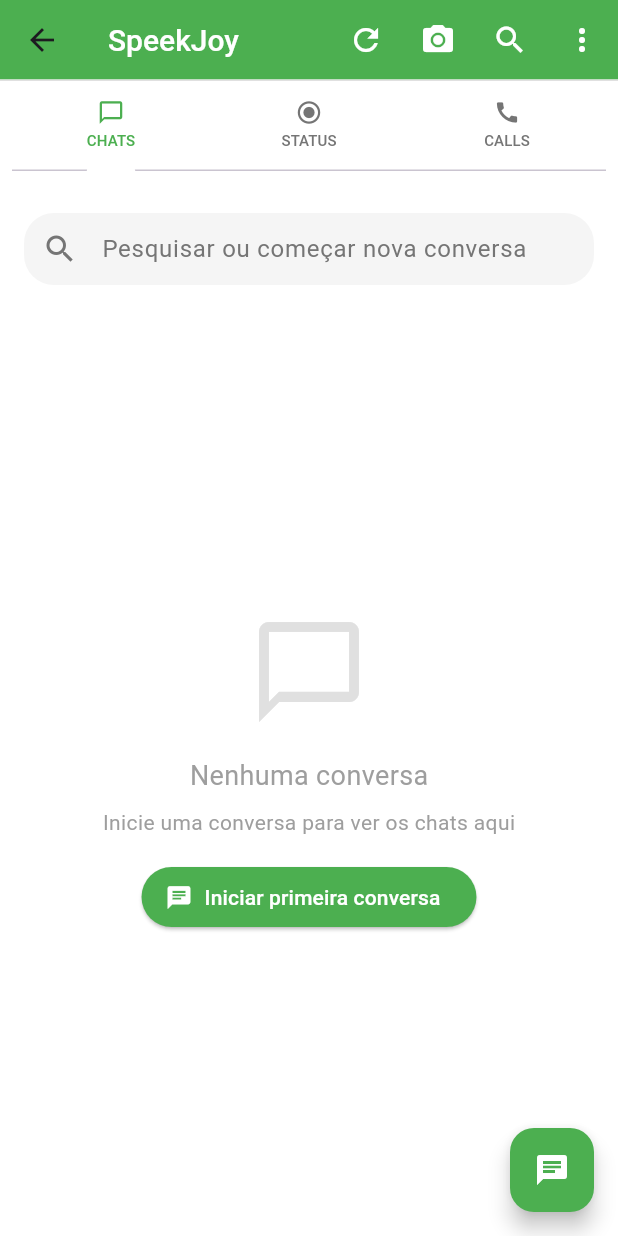
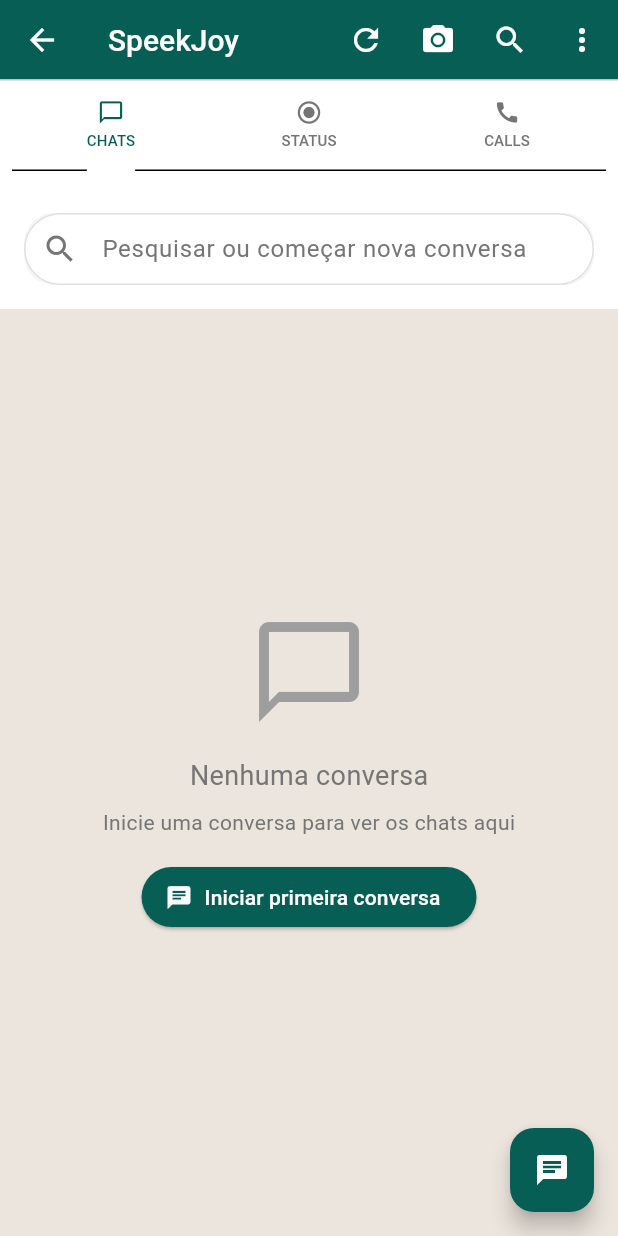
Before and after one commit to wagnerlthe7-beep/aplicativo-chat-Erl, a Flutter app: the ChatListPage screen opened by its route, on a phone screen of 412 x 824 dp. Run offline on Flutter 3.47's test engine with Material 3 defaults, Android fonts, the phone set to English and light mode, and no system bars; our stand-ins replace firebase_auth, firebase_core, flutter_contacts, flutter_local_notifications, flutter_secure_storage, image_picker and 3 more; missing offline and left inert: flutter_foreground_task; accounts and stored records are empty; network calls fail.

```diff
--- /dev/null
+++ b/client_flutter/lib/app_theme.dart
@@ -0,0 +1,125 @@
+import 'package:flutter/material.dart';
+
+/// Tema do aplicativo baseado no design da imagem fornecida
+/// Cores principais: Verde WhatsApp-like com tons suaves
+class AppTheme {
+  // Cores principais
+  static const Color primaryGreen = Color(0xFF075E54); // Verde escuro principal
+  static const Color lightGreen = Color(0xFF128C7E); // Verde médio
+  static const Color accentGreen = Color(0xFF25D366); // Verde claro/accent
+  static const Color tealGreen = Color(
+    0xFF34B7F1,
+  ); // Azul-esverdeado para status
+
+  // Cores de fundo
+  static const Color backgroundColor = Color(
+    0xFFECE5DD,
+  ); // Bege claro (fundo do chat)
+  static const Color surfaceColor = Color(
+    0xFFFFFFFF,
+  ); // Branco para cards/superfícies
+  static const Color appBarColor = primaryGreen; // Cor do AppBar
+
+  // Cores de texto
+  static const Color textPrimary = Color(0xFF000000);
+  static const Color textSecondary = Color(0xFF757575);
+  static const Color textLight = Color(0xFF9E9E9E);
+  static const Color textOnGreen = Color(0xFFFFFFFF); // Texto sobre verde
+
+  // Cores de mensagens
+  static const Color messageSent =
+      accentGreen; // Mensagens enviadas (verde claro)
+  static const Color messageReceived = Color(
+    0xFFFFFFFF,
+  ); // Mensagens recebidas (branco)
+  static const Color messageReceivedText = Color(
+    0xFF000000,
+  ); // Texto mensagens recebidas
+  static const Color messageSentText = Color(
+    0xFFFFFFFF,
+  ); // Texto mensagens enviadas
+
+  // Cores de status
+  static const Color statusRead = tealGreen; // Duplo check azul (lido)
+  static const Color statusDelivered = Color(
+    0xFF9E9E9E,
+  ); // Duplo check cinza (entregue)
+  static const Color statusSent = Color(0xFF9E9E9E); // Check simples (enviado)
+
+  // Cores de elementos UI
+  static const Color dividerColor = Color(0xFFE0E0E0);
+  static const Color inputBackground = Color(0xFFFFFFFF);
+  static const Color inputBorder = Color(0xFFE0E0E0);
+  static const Color searchBackground = Color(0xFFF5F5F5);
+  static const Color unreadBadge = accentGreen; // Badge de não lidas
+
+  // Cores de ações
+  static const Color actionReply = accentGreen;
+  static const Color actionEdit = Color(0xFF2196F3); // Azul para editar
+  static const Color actionDelete = Color(0xFFF44336); // Vermelho para deletar
+  static const Color actionCopy = Color(0xFF757575); // Cinza para copiar
+
+  // Cores de preview de reply
+  static const Color replyPreviewBackground = Color(0xFFF5F5F5);
+  static const Color replyPreviewBorder = accentGreen;
+  static const Color replyPreviewText = Color(0xFF757575);
+
+  // Cores de avatar
+  static const Color avatarBackground = Color(0xFFE0E0E0);
+  static const Color avatarIcon = primaryGreen;
+
+  // Cores de presença
+  static const Color presenceOnline = Color(0xFF4CAF50); // Verde para online
+  static const Color presenceOffline = Color(0xFF9E9E9E); // Cinza para offline
+
+  // Métodos auxiliares para opacidade
+  static Color withOpacity(Color color, double opacity) {
+    return color.withOpacity(opacity);
+  }
+
+  // Tema completo do Material Design
+  static ThemeData get lightTheme {
+    return ThemeData(
+      primaryColor: primaryGreen,
+      scaffoldBackgroundColor: backgroundColor,
+      appBarTheme: const AppBarTheme(
+        backgroundColor: appBarColor,
+        elevation: 0,
+        iconTheme: IconThemeData(color: textOnGreen),
+        titleTextStyle: TextStyle(
+          color: textOnGreen,
+          fontSize: 20,
+          fontWeight: FontWeight.w500,
+        ),
+      ),
+      colorScheme: ColorScheme.light(
+        primary: primaryGreen,
+        secondary: accentGreen,
+        surface: surfaceColor,
+        background: backgroundColor,
+        onPrimary: textOnGreen,
+        onSecondary: textOnGreen,
+        onSurface: textPrimary,
+        onBackground: textPrimary,
+      ),
+      cardTheme: CardThemeData(color: surfaceColor, elevation: 0),
+      dividerTheme: const DividerThemeData(color: dividerColor, thickness: 0.5),
+      inputDecorationTheme: InputDecorationTheme(
+        filled: true,
+        fillColor: inputBackground,
+        border: OutlineInputBorder(
+          borderRadius: BorderRadius.circular(25),
+          borderSide: const BorderSide(color: inputBorder),
+        ),
+        enabledBorder: OutlineInputBorder(
+          borderRadius: BorderRadius.circular(25),
+          borderSide: const BorderSide(color: inputBorder),
+        ),
+        focusedBorder: OutlineInputBorder(
+          borderRadius: BorderRadius.circular(25),
+          borderSide: const BorderSide(color: searchBackground, width: 2),
+        ),
+      ),
+    );
+  }
+}
--- a/client_flutter/lib/chat_list_page.dart
+++ b/client_flutter/lib/chat_list_page.dart
@@ -6,6 +6,7 @@
 import 'chat_service.dart';
 import 'chat_model.dart';
 import 'notification_service.dart';
+import 'app_theme.dart';
 import 'dart:async';
 import 'contacts_helper.dart';
 
@@ -285,7 +286,7 @@
                 children: [
                   Row(
                     children: [
-                      Icon(Icons.contacts, color: Colors.green, size: 20),
+                      Icon(Icons.contacts, color: AppTheme.appBarColor, size: 20),
                       SizedBox(width: 6),
                       if (!_isSearching)
                         Text(
@@ -312,7 +313,7 @@
                                 decoration: InputDecoration(
                                   hintText: 'Pesquisar...',
                                   hintStyle: TextStyle(
-                                    color: Colors.grey[600],
+                                    color: AppTheme.textSecondary,
                                     fontSize: 14,
                                   ),
                                   border: InputBorder.none,
@@ -325,7 +326,7 @@
                           IconButton(
                             icon: Icon(
                               Icons.close,
-                              color: Colors.green,
+                              color: AppTheme.appBarColor,
                               size: 20,
                             ),
                             padding: EdgeInsets.all(4),
@@ -340,7 +341,7 @@
                     )
                   else
                     IconButton(
-                      icon: Icon(Icons.search, color: Colors.green, size: 20),
+                      icon: Icon(Icons.search, color: AppTheme.appBarColor, size: 20),
                       padding: EdgeInsets.all(4),
                       constraints: BoxConstraints(minWidth: 36, minHeight: 36),
                       onPressed: _toggleSearch,
@@ -358,7 +359,7 @@
                     children: [
                       Text(
                         '${filteredContacts.length} contactos encontrados',
-                        style: TextStyle(color: Colors.grey[600], fontSize: 12),
+                        style: TextStyle(color: AppTheme.textSecondary, fontSize: 12),
                       ),
                     ],
                   ),
@@ -376,7 +377,7 @@
                                       ? Icons.search_off
                                       : Icons.contacts_outlined,
                                   size: 60,
-                                  color: Colors.grey,
+                                  color: AppTheme.textLight,
                                 ),
                                 SizedBox(height: 16),
                                 Text(
@@ -384,7 +385,7 @@
                                           searchController.text.isNotEmpty
                                       ? 'Nenhum resultado para "${searchController.text}"'
                                       : 'Nenhum contacto encontrado',
-                                  style: TextStyle(color: Colors.grey),
+                                  style: TextStyle(color: AppTheme.textSecondary),
                                   textAlign: TextAlign.center,
                                 ),
                               ],
@@ -424,7 +425,7 @@
 
     return Container(
       decoration: BoxDecoration(
-        border: Border(bottom: BorderSide(color: Colors.grey[200]!)),
+        border: Border(bottom: BorderSide(color: AppTheme.dividerColor)),
       ),
       child: ListTile(
         leading: contact.photo != null
@@ -434,8 +435,8 @@
               )
             : CircleAvatar(
                 radius: 22,
-                backgroundColor: Colors.green[100],
-                child: Icon(Icons.person, color: Colors.green, size: 24),
+                backgroundColor: AppTheme.avatarBackground,
+                child: Icon(Icons.person, color: AppTheme.avatarIcon, size: 24),
               ),
         title: Text(
           displayName,
@@ -443,9 +444,9 @@
         ),
         subtitle: Text(
           phones,
-          style: TextStyle(color: Colors.grey[600], fontSize: 14),
+          style: TextStyle(color: AppTheme.textSecondary, fontSize: 14),
         ),
-        trailing: Icon(Icons.chat, color: Colors.green),
+        trailing: Icon(Icons.chat, color: AppTheme.appBarColor),
         onTap: () {
           Navigator.pop(context);
           _startNewChat(contact);
@@ -522,7 +523,7 @@
               openAppSettings();
             },
             child: Text('Configurações'),
-            style: ElevatedButton.styleFrom(backgroundColor: Colors.green),
+            style: ElevatedButton.styleFrom(backgroundColor: AppTheme.appBarColor),
           ),
         ],
       ),
@@ -551,7 +552,7 @@
         ScaffoldMessenger.of(context).showSnackBar(
           SnackBar(
             content: Text('✅ Outras sessões foram revogadas com sucesso!'),
-            backgroundColor: Colors.green,
+            backgroundColor: AppTheme.appBarColor,
           ),
         );
       } else {
@@ -574,14 +575,14 @@
   @override
   Widget build(BuildContext context) {
     return Scaffold(
-      backgroundColor: Colors.white,
+      backgroundColor: AppTheme.backgroundColor,
       appBar: AppBar(
-        backgroundColor: Colors.green,
+        backgroundColor: AppTheme.appBarColor,
         elevation: 0,
         title: Text(
           'SpeekJoy',
           style: TextStyle(
-            color: Colors.white,
+            color: AppTheme.textOnGreen,
             fontSize: 20,
             fontWeight: FontWeight.w500,
           ),
@@ -595,22 +596,22 @@
                     height: 20,
                     child: CircularProgressIndicator(
                       strokeWidth: 2,
-                      valueColor: AlwaysStoppedAnimation<Color>(Colors.white),
+                      valueColor: AlwaysStoppedAnimation<Color>(AppTheme.textOnGreen),
                     ),
                   )
-                : Icon(Icons.refresh, color: Colors.white),
+                : Icon(Icons.refresh, color: AppTheme.textOnGreen),
             onPressed: _isLoading ? null : _reloadChats,
           ),
           IconButton(
-            icon: Icon(Icons.camera_alt, color: Colors.white),
+            icon: Icon(Icons.camera_alt, color: AppTheme.textOnGreen),
             onPressed: () {},
           ),
           IconButton(
-            icon: Icon(Icons.search, color: Colors.white),
+            icon: Icon(Icons.search, color: AppTheme.textOnGreen),
             onPressed: () {},
           ),
           PopupMenuButton<String>(
-            icon: Icon(Icons.more_vert, color: Colors.white),
+            icon: Icon(Icons.more_vert, color: AppTheme.textOnGreen),
             onSelected: (value) {
               if (value == 'logout')
                 _logout();
@@ -622,7 +623,7 @@
                 value: 'revoke_others',
                 child: Row(
                   children: [
-                    Icon(Icons.security, color: Colors.orange),
+                    Icon(Icons.security, color: AppTheme.actionDelete),
                     SizedBox(width: 8),
                     Text('Sair de outros dispositivos'),
                   ],
@@ -644,17 +645,17 @@
         bottom: PreferredSize(
           preferredSize: Size.fromHeight(70),
           child: Container(
-            color: Colors.white,
+            color: AppTheme.surfaceColor,
             child: Column(
               children: [
-                Container(height: 1, color: Colors.grey[300]),
+                Container(height: 1, color: AppTheme.dividerColor),
                 Container(
                   padding: EdgeInsets.symmetric(horizontal: 8, vertical: 12),
                   child: TabBar(
                     controller: _tabController,
-                    indicatorColor: Colors.green,
-                    labelColor: Colors.green,
-                    unselectedLabelColor: Colors.grey[600],
+                    indicatorColor: AppTheme.appBarColor,
+                    labelColor: AppTheme.appBarColor,
+                    unselectedLabelColor: AppTheme.textSecondary,
                     tabs: [
                       Tab(
                         child: Column(
@@ -694,11 +695,11 @@
       body: Column(
         children: [
           Container(
-            color: Colors.white,
+            color: AppTheme.surfaceColor,
             padding: EdgeInsets.all(16),
             child: Container(
               decoration: BoxDecoration(
-                color: Colors.grey[100],
+                color: AppTheme.searchBackground,
                 borderRadius: BorderRadius.circular(20),
               ),
               child: TextField(
@@ -706,8 +707,8 @@
                 onChanged: (value) => setState(() => _searchQuery = value),
                 decoration: InputDecoration(
                   hintText: 'Pesquisar ou começar nova conversa',
-                  hintStyle: TextStyle(color: Colors.grey[600]),
-                  prefixIcon: Icon(Icons.search, color: Colors.grey[600]),
+                  hintStyle: TextStyle(color: AppTheme.textSecondary),
+                  prefixIcon: Icon(Icons.search, color: AppTheme.textSecondary),
                   border: InputBorder.none,
                   contentPadding: EdgeInsets.symmetric(
                     horizontal: 16,
@@ -727,17 +728,17 @@
       ),
       floatingActionButton: FloatingActionButton(
         onPressed: _openContactsList,
-        backgroundColor: Colors.green,
+        backgroundColor: AppTheme.appBarColor,
         child: _isLoading
             ? SizedBox(
                 width: 20,
                 height: 20,
                 child: CircularProgressIndicator(
                   strokeWidth: 2,
-                  valueColor: AlwaysStoppedAnimation<Color>(Colors.white),
+                  valueColor: AlwaysStoppedAnimation<Color>(AppTheme.textOnGreen),
                 ),
               )
-            : Icon(Icons.chat, color: Colors.white),
+            : Icon(Icons.chat, color: AppTheme.textOnGreen),
       ),
     );
   }
@@ -762,7 +763,7 @@
     return Container(
       decoration: BoxDecoration(
         border: Border(
-          bottom: BorderSide(color: Colors.grey[200]!, width: 0.5),
+          bottom: BorderSide(color: AppTheme.dividerColor, width: 0.5),
         ),
       ),
       child: ListTile(
@@ -770,9 +771,9 @@
           radius: 25,
           backgroundImage: chat.photo != null ? MemoryImage(chat.photo!) : null,
           child: chat.photo == null
-              ? Icon(Icons.person, color: Colors.grey[600], size: 28)
+              ? Icon(Icons.person, color: AppTheme.textSecondary, size: 28)
               : null,
-          backgroundColor: chat.photo == null ? Colors.grey[300] : null,
+          backgroundColor: chat.photo == null ? AppTheme.avatarBackground : null,
         ),
         title: Text(
           chat.name,
@@ -781,14 +782,14 @@
         subtitle: Row(
           children: [
             if (chat.lastMessageIsReply)
-              Icon(Icons.reply, size: 12, color: Colors.green),
+              Icon(Icons.reply, size: 12, color: AppTheme.appBarColor),
             if (chat.lastMessageEdited)
-              Icon(Icons.edit, size: 12, color: Colors.blue),
+              Icon(Icons.edit, size: 12, color: AppTheme.actionEdit),
             SizedBox(width: 4),
             Expanded(
               child: Text(
                 chat.lastMessage,
-                style: TextStyle(color: Colors.grey[600], fontSize: 14),
+                style: TextStyle(color: AppTheme.textSecondary, fontSize: 14),
                 maxLines: 1,
                 overflow: TextOverflow.ellipsis,
               ),
@@ -801,20 +802,20 @@
           children: [
             Text(
               _formatTime(chat.lastMessageTime),
-              style: TextStyle(color: Colors.grey[500], fontSize: 12),
+              style: TextStyle(color: AppTheme.textLight, fontSize: 12),
             ),
             if (chat.unreadCount > 0)
               Container(
                 margin: EdgeInsets.only(top: 4),
                 padding: EdgeInsets.symmetric(horizontal: 6, vertical: 2),
                 decoration: BoxDecoration(
-                  color: Colors.green,
+                  color: AppTheme.appBarColor,
                   borderRadius: BorderRadius.circular(10),
                 ),
                 child: Text(
                   chat.unreadCount.toString(),
                   style: TextStyle(
-                    color: Colors.white,
+                    color: AppTheme.textOnGreen,
                     fontSize: 12,
                     fontWeight: FontWeight.bold,
                   ),
@@ -859,16 +860,16 @@
       child: Column(
         mainAxisAlignment: MainAxisAlignment.center,
         children: [
-          Icon(Icons.chat_bubble_outline, size: 80, color: Colors.grey[300]),
+          Icon(Icons.chat_bubble_outline, size: 80, color: AppTheme.textLight),
           SizedBox(height: 16),
           Text(
             'Nenhuma conversa',
-            style: TextStyle(color: Colors.grey, fontSize: 18),
+            style: TextStyle(color: AppTheme.textSecondary, fontSize: 18),
           ),
           SizedBox(height: 8),
           Text(
             'Inicie uma conversa para ver os chats aqui',
-            style: TextStyle(color: Colors.grey, fontSize: 14),
+            style: TextStyle(color: AppTheme.textSecondary, fontSize: 14),
           ),
           SizedBox(height: 16),
           ElevatedButton.icon(
@@ -876,8 +877,8 @@
             icon: Icon(Icons.chat),
             label: Text('Iniciar primeira conversa'),
             style: ElevatedButton.styleFrom(
-              backgroundColor: Colors.green,
-              foregroundColor: Colors.white,
+              backgroundColor: AppTheme.appBarColor,
+              foregroundColor: AppTheme.textOnGreen,
             ),
           ),
         ],
@@ -904,16 +905,16 @@
       child: Column(
         mainAxisAlignment: MainAxisAlignment.center,
         children: [
-          Icon(Icons.radio_button_checked, size: 80, color: Colors.grey[400]),
+          Icon(Icons.radio_button_checked, size: 80, color: AppTheme.textLight),
           SizedBox(height: 20),
           Text(
             'Status em breve',
-            style: TextStyle(fontSize: 18, color: Colors.grey[600]),
+            style: TextStyle(fontSize: 18, color: AppTheme.textSecondary),
           ),
           SizedBox(height: 10),
           Text(
             'Esta funcionalidade será implementada em breve',
-            style: TextStyle(fontSize: 14, color: Colors.grey[500]),
+            style: TextStyle(fontSize: 14, color: AppTheme.textLight),
             textAlign: TextAlign.center,
           ),
         ],
@@ -926,16 +927,16 @@
       child: Column(
         mainAxisAlignment: MainAxisAlignment.center,
         children: [
-          Icon(Icons.call, size: 80, color: Colors.grey[400]),
+          Icon(Icons.call, size: 80, color: AppTheme.textLight),
           SizedBox(height: 20),
           Text(
             'Chamadas em breve',
-            style: TextStyle(fontSize: 18, color: Colors.grey[600]),
+            style: TextStyle(fontSize: 18, color: AppTheme.textSecondary),
           ),
           SizedBox(height: 10),
           Text(
             'Esta funcionalidade será implementada em breve',
-            style: TextStyle(fontSize: 14, color: Colors.grey[500]),
+            style: TextStyle(fontSize: 14, color: AppTheme.textLight),
             textAlign: TextAlign.center,
           ),
         ],
@@ -963,8 +964,8 @@
             },
             child: Text('Confirmar'),
             style: ElevatedButton.styleFrom(
-              backgroundColor: Colors.orange,
-              foregroundColor: Colors.white,
+              backgroundColor: AppTheme.actionDelete,
+              foregroundColor: AppTheme.textOnGreen,
             ),
           ),
         ],
```
Also changed, not shown: client_flutter/lib/chat_page.dart (+110 -64 lines), client_flutter/lib/main.dart (+2 -5 lines), client_flutter/lib/message_operations_service.dart (+32 -29 lines), client_flutter/lib/name_input_page.dart (+4 -3 lines), client_flutter/lib/otp_page.dart (+8 -7 lines), client_flutter/lib/permissions_page.dart (+12 -11 lines), client_flutter/lib/phone_input_page.dart (+7 -6 lines), client_flutter/lib/welcome_page.dart (+6 -5 lines), 1 other file.
